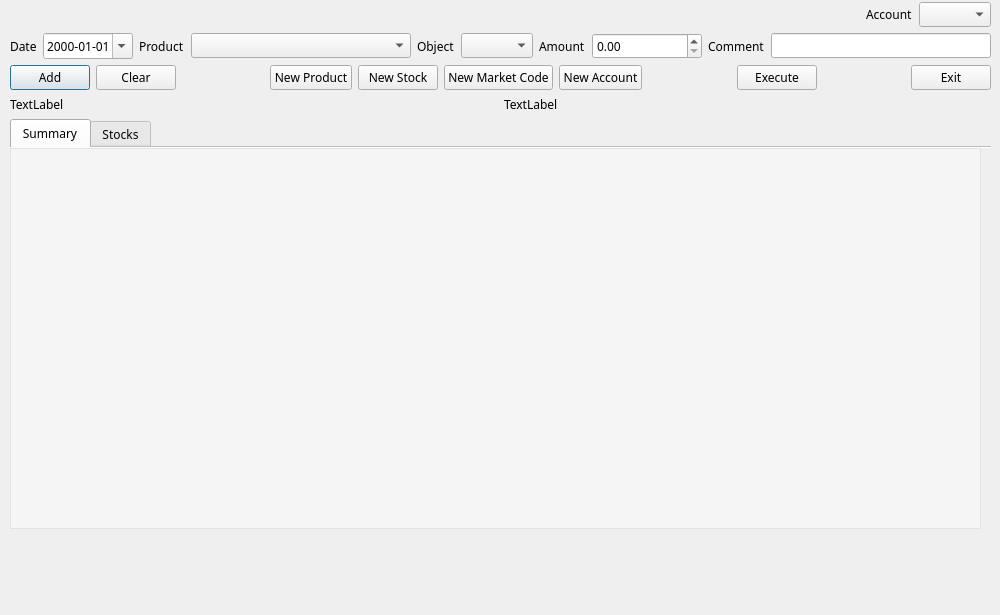
Before: the Qt Designer form qt/lisagui.ui in rockwolf/python, drawn with Qt 5.
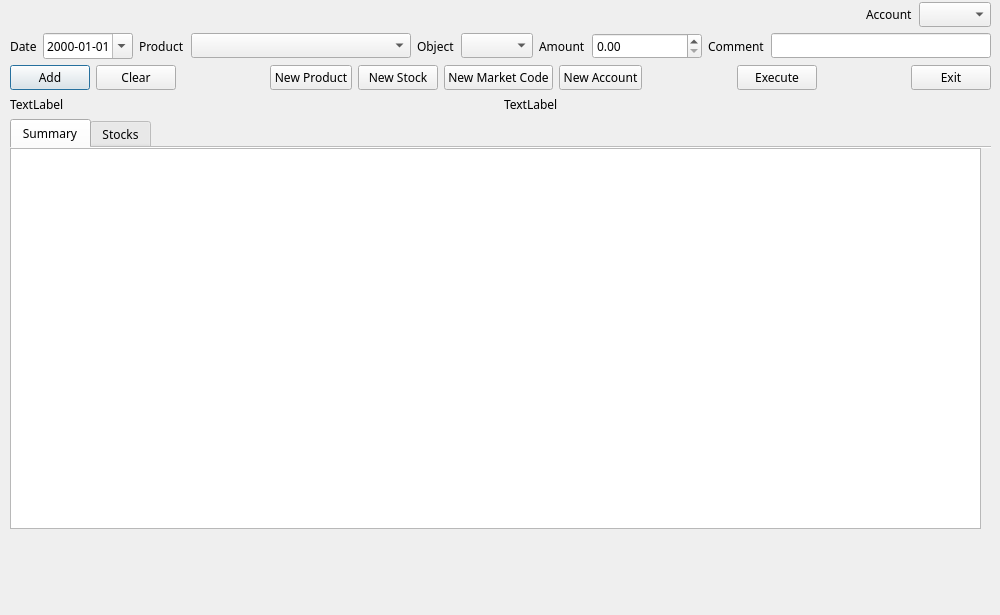
After: the same form once the commit is applied.

Commit message: Table works. It's not optimal, but it works. TODO: reset object to None after adding of data, to jump back to the summary tab. spnQuantity doesn't exist error needs to be fixed. comment should be disabled for adding of stocks.

```diff
--- a/qt/lisagui.ui
+++ b/qt/lisagui.ui
@@ -335,11 +335,7 @@
             <enum>QLayout::SetDefaultConstraint</enum>
            </property>
            <item row="0" column="0">
-            <widget class="QTableWidget" name="tbl_summary">
-             <property name="styleSheet">
-              <string notr="true">background-color: rgba(255, 255, 255, 100);</string>
-             </property>
-            </widget>
+            <widget class="QTableWidget" name="tbl_summary"/>
            </item>
           </layout>
          </widget>
```
Left out of the diff: 2 changed lines with no effect on the pictures. The commit also changes 2 other files.
